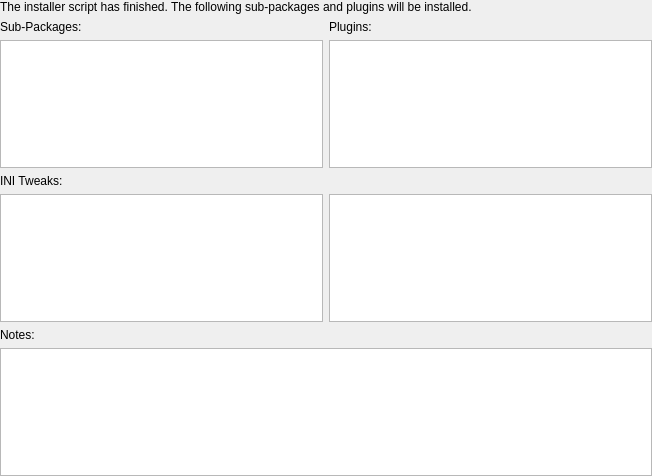
The window that plugins/installer_wizard/src/ui/wizardinstallercomplete.ui (Holt59/mo2-merge) describes before a commit, drawn with Qt 5.
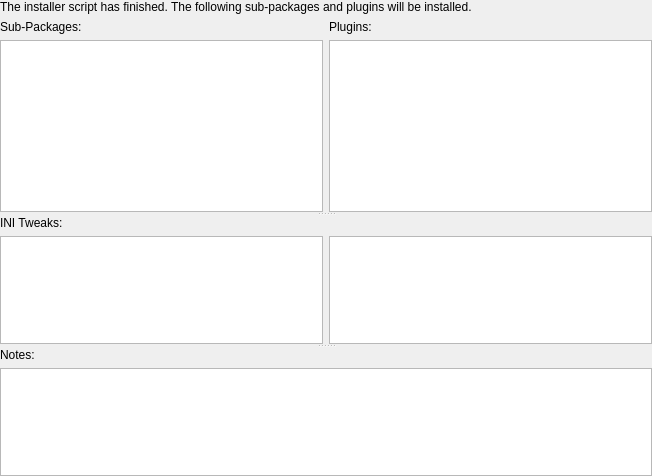
The same window after the commit.

Diff of the .ui file:
```diff
--- a/plugins/installer_wizard/src/ui/wizardinstallercomplete.ui
+++ b/plugins/installer_wizard/src/ui/wizardinstallercomplete.ui
@@ -36,6 +36,66 @@
       </widget>
      </item>
      <item>
+      <widget class="QWidget" name="widget" native="true">
+       <property name="sizePolicy">
+        <sizepolicy hsizetype="Preferred" vsizetype="Preferred">
+         <horstretch>0</horstretch>
+         <verstretch>0</verstretch>
+        </sizepolicy>
+       </property>
+       <property name="minimumSize">
+        <size>
+         <width>0</width>
+         <height>0</height>
+        </size>
+       </property>
+       <layout class="QVBoxLayout" name="verticalLayout_11">
+        <property name="leftMargin">
+         <number>0</number>
+        </property>
+        <property name="topMargin">
+         <number>0</number>
+        </property>
+        <property name="rightMargin">
+         <number>0</number>
+        </property>
+        <property name="bottomMargin">
+         <number>0</number>
+        </property>
+        <item>
+         <widget class="QSplitter" name="splitter">
+          <property name="orientation">
+           <enum>Qt::Vertical</enum>
+          </property>
+          <widget class="QWidget" name="packagesWidget" native="true">
+           <property name="sizePolicy">
+            <sizepolicy hsizetype="Preferred" vsizetype="Preferred">
+             <horstretch>0</horstretch>
+             <verstretch>15</verstretch>
+            </sizepolicy>
+           </property>
+           <property name="minimumSize">
+            <size>
+             <width>0</width>
+             <height>0</height>
+            </size>
+           </property>
+           <layout class="QVBoxLayout" name="verticalLayout_9">
+            <property name="leftMargin">
+             <number>0</number>
+            </property>
+            <property name="topMargin">
+             <number>0</number>
+            </property>
+            <property name="rightMargin">
+             <number>0</number>
+            </property>
+            <property name="bottomMargin">
+             <number>0</number>
+            </property>
+            <item>
+             <layout class="QVBoxLayout" name="verticalLayout_5">
+              <item>
       <layout class="QHBoxLayout" name="horizontalLayout">
        <item>
         <layout class="QVBoxLayout" name="verticalLayout_3">
@@ -73,8 +133,17 @@
        </item>
       </layout>
      </item>
-     <item>
+             </layout>
+            </item>
+           </layout>
+          </widget>
       <widget class="QWidget" name="tweaksWidget" native="true">
+           <property name="sizePolicy">
+            <sizepolicy hsizetype="Preferred" vsizetype="Preferred">
+             <horstretch>0</horstretch>
+             <verstretch>10</verstretch>
+            </sizepolicy>
+           </property>
        <layout class="QVBoxLayout" name="verticalLayout_7">
         <property name="leftMargin">
          <number>0</number>
@@ -112,10 +181,14 @@
           <item>
            <layout class="QHBoxLayout" name="tweaksLayout">
             <item>
-             <widget class="QPlainTextEdit" name="tweaksTextEdit1"/>
+                 <widget class="QListWidget" name="tweaksList"/>
             </item>
             <item>
-             <widget class="QPlainTextEdit" name="tweaksTextEdit2"/>
+                 <widget class="QPlainTextEdit" name="tweaksTextEdit">
+                  <property name="readOnly">
+                   <bool>true</bool>
+                  </property>
+                 </widget>
             </item>
            </layout>
           </item>
@@ -123,7 +196,34 @@
         </item>
        </layout>
       </widget>
-     </item>
+          <widget class="QWidget" name="notesWidget" native="true">
+           <property name="sizePolicy">
+            <sizepolicy hsizetype="Preferred" vsizetype="Preferred">
+             <horstretch>0</horstretch>
+             <verstretch>10</verstretch>
+            </sizepolicy>
+           </property>
+           <property name="minimumSize">
+            <size>
+             <width>0</width>
+             <height>0</height>
+            </size>
+           </property>
+           <layout class="QVBoxLayout" name="verticalLayout_10">
+            <property name="leftMargin">
+             <number>0</number>
+            </property>
+            <property name="topMargin">
+             <number>0</number>
+            </property>
+            <property name="rightMargin">
+             <number>0</number>
+            </property>
+            <property name="bottomMargin">
+             <number>0</number>
+            </property>
+            <item>
+             <layout class="QVBoxLayout" name="verticalLayout_8">
      <item>
       <widget class="QLabel" name="notesLabel">
        <property name="text">
@@ -136,9 +236,24 @@
      </item>
      <item>
       <widget class="QTextEdit" name="notesTextEdit">
+                <property name="sizePolicy">
+                 <sizepolicy hsizetype="Expanding" vsizetype="Expanding">
+                  <horstretch>0</horstretch>
+                  <verstretch>0</verstretch>
+                 </sizepolicy>
+                </property>
        <property name="readOnly">
         <bool>true</bool>
        </property>
+               </widget>
+              </item>
+             </layout>
+            </item>
+           </layout>
+          </widget>
+         </widget>
+        </item>
+       </layout>
       </widget>
      </item>
     </layout>
```
Left out of the diff: 6 changed lines with no effect on the pictures. Lines whose indentation alone changed are shown as unchanged.
